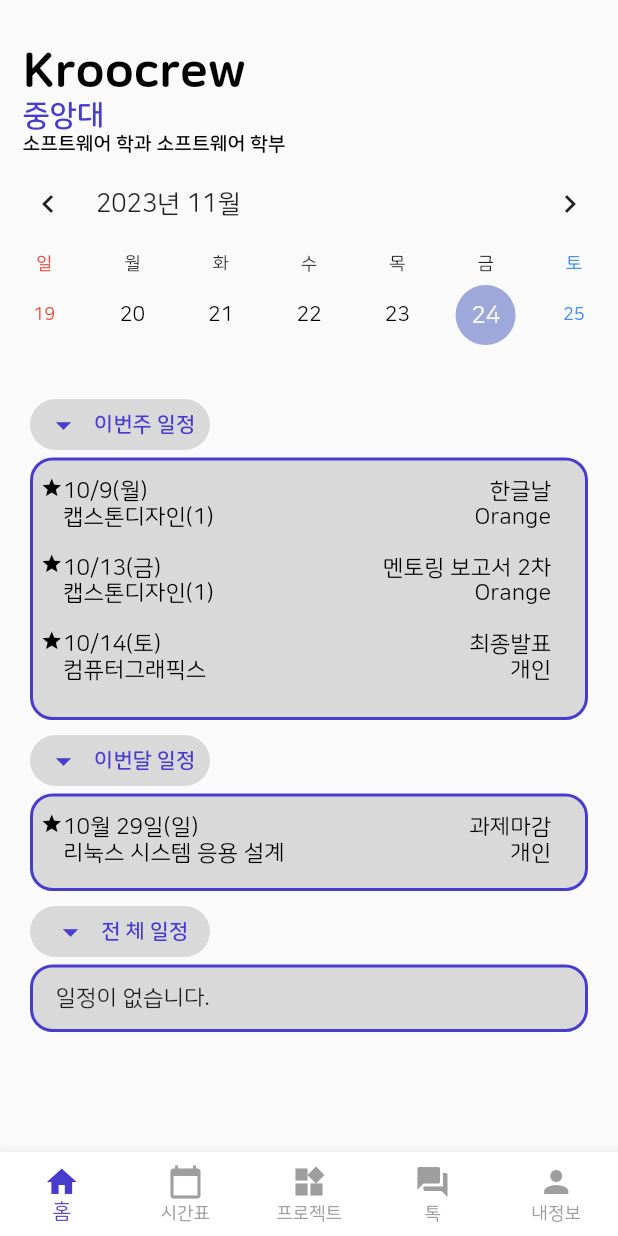
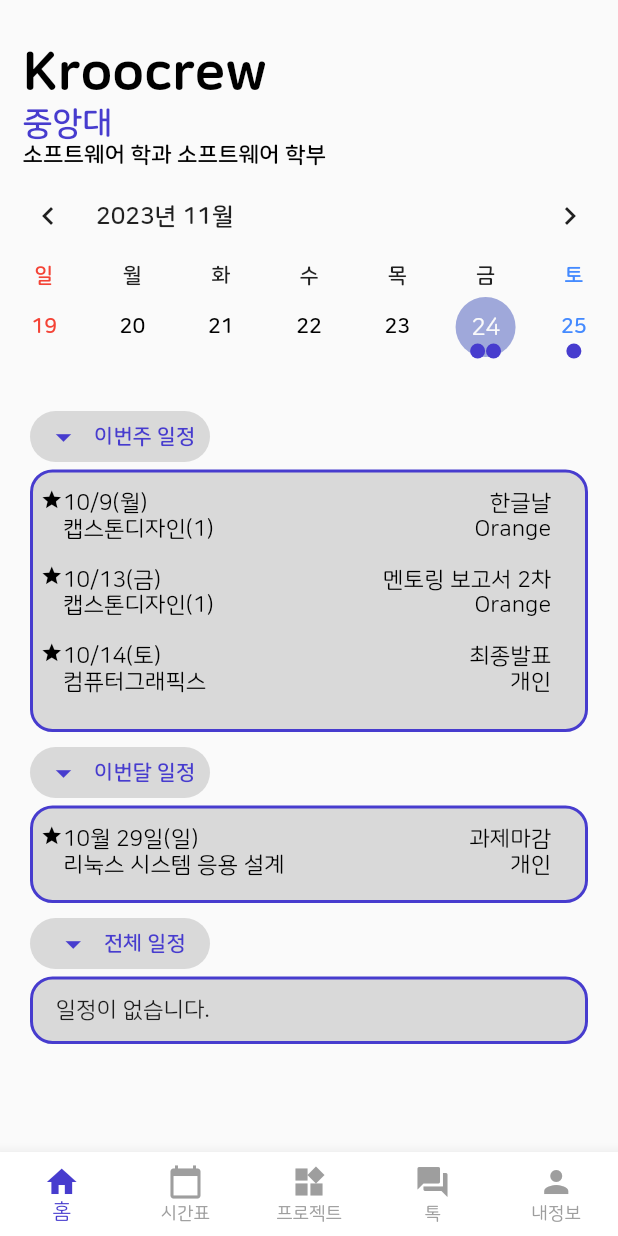
Before and after one commit to rkftp/Kroocrew, a Flutter app: the screen it shows after launch, after a tap on "로그인", on a phone screen of 412 x 824 dp. Run offline on Flutter 3.47's test engine with Material 2 defaults, Android fonts, the phone set to English and light mode, and no system bars; drawn by our look-alikes of table_calendar; our stand-ins replace dio, functional_widget_annotation, get.

Commit message:
레이아웃 일부 수정

```diff
--- a/lib/screens/home/1.Head.dart
+++ b/lib/screens/home/1.Head.dart
@@ -30,7 +30,7 @@
         padding: EdgeInsets.fromLTRB(15, 30, 0, 0),
         child: Text(app_name,style: TextStyle(
             color:Colors.black,
-            fontSize: 32,
+            fontSize: 35,
             fontWeight: FontWeight.w800
         ),),
     );
@@ -46,7 +46,7 @@
         padding: EdgeInsets.fromLTRB(15, 0, 0, 0),
         child: Text(user_uni_name,style: TextStyle(
             color:Color(0xff473CCE),
-            fontSize: 20,
+            fontSize: 22,
             fontWeight: FontWeight.w700
         ),)
     );
@@ -62,7 +62,7 @@
         padding: EdgeInsets.fromLTRB(15, 0, 0, 0),
         child: Text(user_dep_name,style: TextStyle(
             color:Colors.black,
-            fontSize: 13,
+            fontSize: 15,
             fontWeight: FontWeight.bold
         ),)
     );
--- a/lib/screens/home/2.Cal_Test.dart
+++ b/lib/screens/home/2.Cal_Test.dart
@@ -1,3 +1,4 @@
+
   import 'package:flutter/material.dart';
   import 'package:table_calendar/table_calendar.dart';
 
@@ -9,8 +10,8 @@
 
   class _TableCalendarScreenState extends State<TableCalendarScreen> {
   Map<DateTime, List<Event>> events = {
-    DateTime.utc(2023,11,8) : [ Event('title'), Event('title2') ],
-    DateTime.utc(2023,11,7) : [ Event('title3') ],
+  DateTime.utc(2023, 11, 24): [Event('lol'), Event('snas')],
+  DateTime.utc(2023, 11, 25): [Event('fxxk')],
   };
 
   List<Event> _getEventsForDay(DateTime day) {
@@ -27,21 +28,22 @@
     focusedDay: DateTime.now(),
     eventLoader: _getEventsForDay,
     headerStyle: HeaderStyle(
-            formatButtonVisible : false,
+    formatButtonVisible: false,
+    titleTextStyle: TextStyle(fontSize: 16, fontWeight: FontWeight.bold), // 제목 스타일 변경
     ),
     daysOfWeekStyle: DaysOfWeekStyle(
-          weekdayStyle: TextStyle(fontSize: 12),
-          weekendStyle: TextStyle(fontSize: 12),
+      weekdayStyle: TextStyle(fontSize: 14, fontWeight: FontWeight.bold),
+      weekendStyle: TextStyle(fontSize: 14, fontWeight: FontWeight.bold),
     ),
     calendarFormat: CalendarFormat.week,
     calendarStyle: CalendarStyle(
     markerSize: 10.0,
     markerDecoration: BoxDecoration(
     color: Color(0xff473CCE),
-              shape: BoxShape.circle
+    shape: BoxShape.circle,
     ),
-          defaultTextStyle: TextStyle(color: Colors.black),
-          weekendTextStyle: TextStyle(color: Colors.blueAccent,fontSize: 12),
+    defaultTextStyle: TextStyle(color: Colors.black, fontSize: 14, fontWeight: FontWeight.bold),
+    weekendTextStyle: TextStyle(color: Colors.blueAccent, fontSize: 14, fontWeight: FontWeight.bold),
     ),
     calendarBuilders: CalendarBuilders(
     defaultBuilder: (context, day, focusedDay) {
@@ -49,14 +51,14 @@
       return Center(
         child: Text(
       '${day.day}',
-                            style: TextStyle(color: Colors.red,fontSize: 12),
+      style: TextStyle(color: Colors.red, fontSize: 14, fontWeight: FontWeight.bold),
       ),
     );
     } else if (day.weekday == DateTime.saturday) {
       return Center(
         child: Text(
       '${day.day}',
-                            style: TextStyle(color: Colors.blueAccent,fontSize: 12),
+      style: TextStyle(color: Colors.blueAccent, fontSize: 14, fontWeight: FontWeight.bold),
     ),
     );
   }
@@ -67,14 +69,14 @@
       return Center(
         child: Text(
       '일',
-                    style: TextStyle(color: Colors.red,fontSize: 12),
+  style: TextStyle(color: Colors.red, fontSize: 14, fontWeight: FontWeight.bold),
     ),
     );
     } else if (day.weekday == DateTime.saturday) {
       return Center(
         child: Text(
   '토',
-                    style: TextStyle(color: Colors.blueAccent,fontSize: 12),
+  style: TextStyle(color: Colors.blueAccent, fontSize: 14, fontWeight: FontWeight.bold),
   ),
   );
   }
@@ -87,6 +89,7 @@
   }
 
   class Event {
-  String title;
+  final String title;
+
   Event(this.title);
   }
--- a/lib/screens/home/3.List.dart
+++ b/lib/screens/home/3.List.dart
@@ -38,7 +38,7 @@
 
   final week = "이번주 일정";
   final month = '이번달 일정';
-  final all = '전 체 일정';
+  final all = '전체 일정';
   final b1 = [['10/9(월)', '한글날', '캡스톤디자인(1)', 'Orange'],
     ['10/13(금)', '멘토링 보고서 2차', '캡스톤디자인(1)', 'Orange'],
     ['10/14(토)', '최종발표', '컴퓨터그래픽스', '개인']];
@@ -66,9 +66,10 @@
 
 class Subject_Box extends StatefulWidget {
   final String state;
-  final onoff_week;
+  final VoidCallback onoff_week;
 
-  Subject_Box({Key? key, required this.state,required this.onoff_week}) : super(key: key);
+  Subject_Box({Key? key, required this.state, required this.onoff_week}) : super(key: key);
+
   @override
   State<Subject_Box> createState() => _Subject_BoxState();
 }
@@ -78,7 +79,14 @@
 
   @override
   Widget build(BuildContext context) {
-    return Container(
+    return GestureDetector(
+      onTap: () {
+        widget.onoff_week();
+        setState(() {
+          isArrowUp = !isArrowUp;
+        });
+      },
+      child: Container(
         margin: EdgeInsets.fromLTRB(0, 10, 0, 0),
         padding: EdgeInsets.all(5),
         height: 34,
@@ -88,22 +96,14 @@
           borderRadius: BorderRadius.circular(50),
         ),
         child: Row(
-        mainAxisAlignment: MainAxisAlignment.center, // Align children in the center of the row
+          mainAxisAlignment: MainAxisAlignment.center,
           children: [
-          GestureDetector(
-            onTap: () {
-              widget.onoff_week();
-              setState(() {
-                isArrowUp = !isArrowUp;
-              });
-            },
-            child: Icon(
+            Icon(
               isArrowUp ? Icons.arrow_drop_up : Icons.arrow_drop_down,
               size: 25,
               color: Color(0xff473CCE),
             ),
-          ),
-          SizedBox(width: 8), // Add some space between icon and text
+            SizedBox(width: 8),
             Text(
               widget.state,
               style: TextStyle(
@@ -113,6 +113,7 @@
               ),
             ),
           ],
+        ),
       ),
     );
   }
--- a/lib/screens/myinfo/1.Name.dart
+++ b/lib/screens/myinfo/1.Name.dart
@@ -14,7 +14,6 @@
           children: [
             name(user_name: user_name,),
 
-            speed(user_speed: user_speed,),
           ],
         ),
         button(text: '프로필 수정', next_page: empty()),
--- a/lib/screens/myinfo/Myinfo.dart
+++ b/lib/screens/myinfo/Myinfo.dart
@@ -29,7 +29,6 @@
                   uni(text: '학교',info:user_uni_name),
                   uni(text: '학과',info:user_dep_name),
                   uni(text: '학번',info:user_num),
-                  uni(text: '속력',info:user_speed),
                 ],
               )
           ),
--- a/lib/screens/myinfo/front_page.dart
+++ b/lib/screens/myinfo/front_page.dart
@@ -25,9 +25,8 @@
       body: ListView(
         children: [
           Head.head(),
-          Name.NamePlace(user_name: user_name,user_speed: user_speed,),
           button(text:'개인정보',icon:Icons.person_outlined,next_page: Infornation.imformation(user_uni_name:user_uni_name,user_dep_name:user_dep_name,user_num:user_num,user_speed:user_speed) ),
-          button(text:'계정', icon:Icons.lock_outline, next_page:Account.account(user_id: user_id)),
+          button(text:'계정', icon:Icons.lock_outline, next_page:Account.account(user_id: user_id,loginDacc: loginDacc,)),
           button(text: '개인 설정', icon:Icons.settings,next_page:AppSet.appset()),
           button(text: '기타', icon:Icons.more_horiz_outlined,next_page: Etc.etc(loginDacc:loginDacc),),
         ],
```
Also changed, not shown: lib/screens/myinfo/3.Account.dart (+46 -1 lines). Lines whose indentation alone changed are shown as unchanged.
